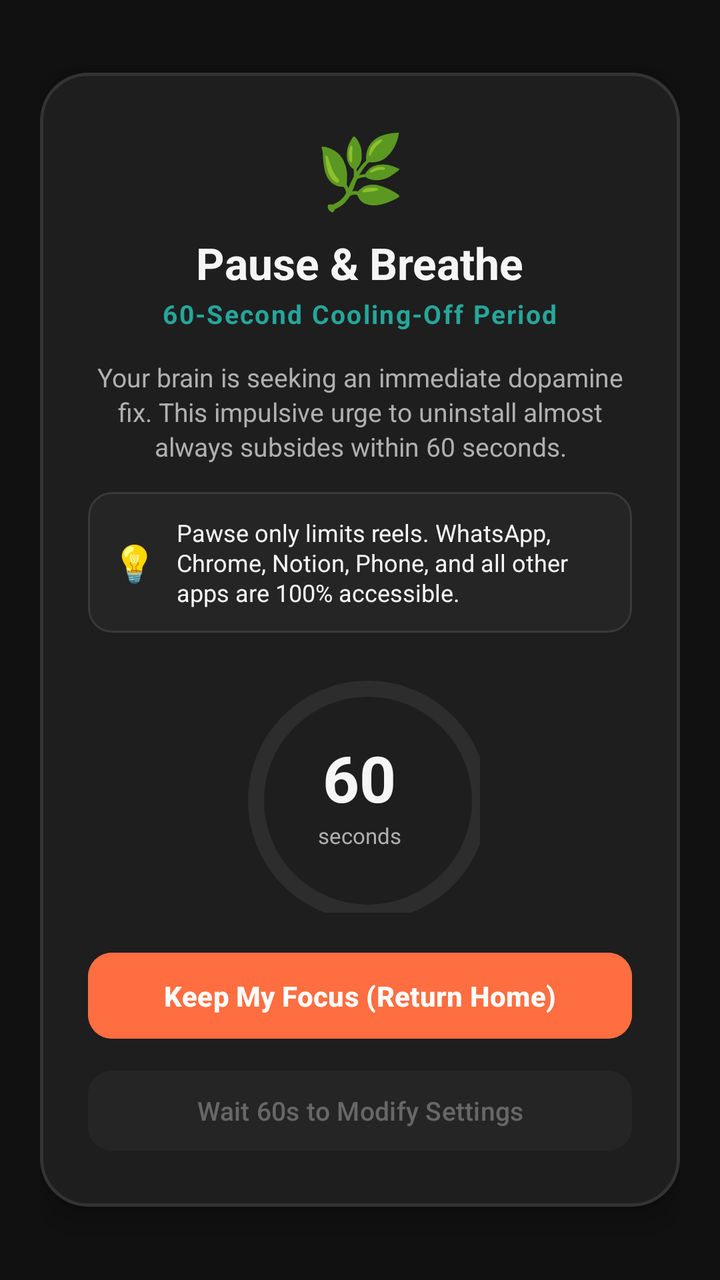
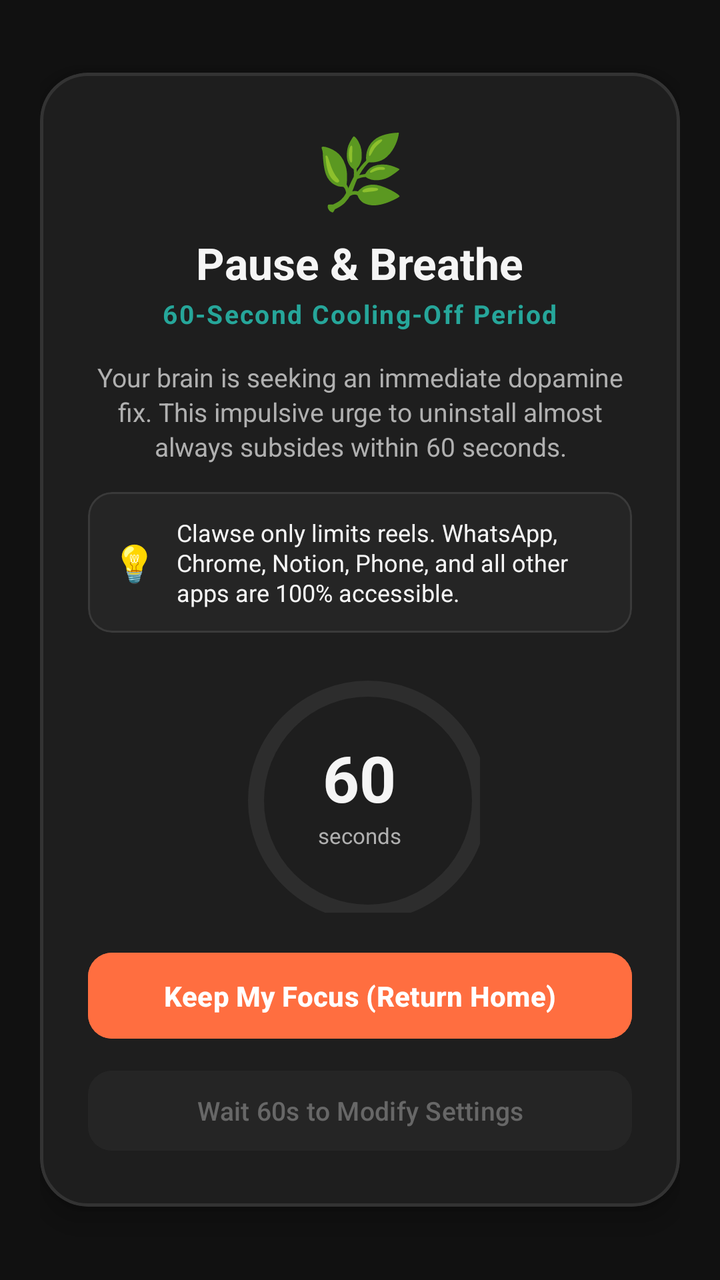

An Android layout rendered at two revisions. The XML below is the earlier revision; the diff shows what the commit changed to produce the second picture.
<!-- AndroidManifest.xml: activity theme Theme.AntiScrollerKitty -->
<!-- res/layout/activity_breathing_friction.xml -->
<?xml version="1.0" encoding="utf-8"?>
<ScrollView xmlns:android="http://schemas.android.com/apk/res/android"
    xmlns:app="http://schemas.android.com/apk/res-auto"
    android:layout_width="match_parent"
    android:layout_height="match_parent"
    android:background="#EE121212"
    android:fillViewport="true">

    <LinearLayout
        android:layout_width="match_parent"
        android:layout_height="wrap_content"
        android:gravity="center"
        android:orientation="vertical"
        android:padding="20dp">

        <com.google.android.material.card.MaterialCardView
            android:layout_width="match_parent"
            android:layout_height="wrap_content"
            app:cardBackgroundColor="@color/surface"
            app:cardCornerRadius="24dp"
            app:cardElevation="8dp"
            app:strokeColor="#333333"
            app:strokeWidth="1.5dp">

        <LinearLayout
            android:layout_width="match_parent"
            android:layout_height="wrap_content"
            android:orientation="vertical"
            android:padding="24dp"
            android:gravity="center_horizontal">

            <TextView
                android:layout_width="wrap_content"
                android:layout_height="wrap_content"
                android:text="🌿"
                android:textSize="36sp" />

            <TextView
                android:layout_width="wrap_content"
                android:layout_height="wrap_content"
                android:layout_marginTop="8dp"
                android:text="Pause &amp; Breathe"
                android:textColor="@color/text_primary"
                android:textSize="22sp"
                android:textStyle="bold" />

            <TextView
                android:layout_width="wrap_content"
                android:layout_height="wrap_content"
                android:layout_marginTop="2dp"
                android:text="60-Second Cooling-Off Period"
                android:textColor="@color/secondary"
                android:textSize="13sp"
                android:letterSpacing="0.06"
                android:textStyle="bold" />

            <TextView
                android:layout_width="match_parent"
                android:layout_height="wrap_content"
                android:layout_marginTop="14dp"
                android:text="Your brain is seeking an immediate dopamine fix. This impulsive urge to uninstall almost always subsides within 60 seconds."
                android:textColor="@color/text_secondary"
                android:textSize="13sp"
                android:gravity="center"
                android:lineSpacingExtra="2dp" />

            
            <com.google.android.material.card.MaterialCardView
                android:layout_width="match_parent"
                android:layout_height="wrap_content"
                android:layout_marginTop="14dp"
                app:cardBackgroundColor="#252525"
                app:cardCornerRadius="12dp"
                app:strokeColor="#3A3A3A"
                app:strokeWidth="1dp">

                <LinearLayout
                    android:layout_width="match_parent"
                    android:layout_height="wrap_content"
                    android:padding="12dp"
                    android:orientation="horizontal"
                    android:gravity="center_vertical">

                    <TextView
                        android:layout_width="wrap_content"
                        android:layout_height="wrap_content"
                        android:text="💡"
                        android:textSize="18sp" />

                    <TextView
                        android:layout_width="0dp"
                        android:layout_height="wrap_content"
                        android:layout_weight="1"
                        android:layout_marginStart="10dp"
                        android:text="Pawse only limits reels. WhatsApp, Chrome, Notion, Phone, and all other apps are 100% accessible."
                        android:textColor="@color/text_primary"
                        android:textSize="12sp"
                        android:lineSpacingExtra="1dp" />
                </LinearLayout>
            </com.google.android.material.card.MaterialCardView>

            
            <FrameLayout
                android:layout_width="120dp"
                android:layout_height="120dp"
                android:layout_marginTop="20dp"
                android:layout_marginBottom="16dp">

                <com.google.android.material.progressindicator.CircularProgressIndicator
                    android:id="@+id/progressCountdown"
                    android:layout_width="120dp"
                    android:layout_height="120dp"
                    android:max="60"
                    android:progress="60"
                    app:indicatorColor="@color/primary"
                    app:trackColor="@color/surface_variant"
                    app:trackThickness="8dp"
                    app:indicatorSize="120dp"
                    app:trackCornerRadius="4dp" />

                <LinearLayout
                    android:layout_width="wrap_content"
                    android:layout_height="wrap_content"
                    android:layout_gravity="center"
                    android:orientation="vertical"
                    android:gravity="center">

                    <TextView
                        android:id="@+id/tvCountdownSeconds"
                        android:layout_width="wrap_content"
                        android:layout_height="wrap_content"
                        android:text="60"
                        android:textColor="@color/text_primary"
                        android:textSize="32sp"
                        android:textStyle="bold" />

                    <TextView
                        android:layout_width="wrap_content"
                        android:layout_height="wrap_content"
                        android:text="seconds"
                        android:textColor="@color/text_secondary"
                        android:textSize="11sp" />
                </LinearLayout>
            </FrameLayout>

            
            <com.google.android.material.button.MaterialButton
                android:id="@+id/btnKeepFocus"
                android:layout_width="match_parent"
                android:layout_height="wrap_content"
                android:text="Keep My Focus (Return Home)"
                android:textColor="@color/on_primary"
                android:backgroundTint="@color/primary"
                app:cornerRadius="12dp"
                android:paddingVertical="12dp"
                android:textSize="14sp"
                android:textStyle="bold" />

            <com.google.android.material.button.MaterialButton
                android:id="@+id/btnProceedDeactivate"
                android:layout_width="match_parent"
                android:layout_height="wrap_content"
                android:layout_marginTop="8dp"
                android:text="Wait 60s to Modify Settings"
                android:textColor="@color/text_secondary"
                android:backgroundTint="@color/surface_variant"
                android:enabled="false"
                android:alpha="0.5"
                app:cornerRadius="12dp"
                android:textSize="13sp"
                style="@style/Widget.Material3.Button.TonalButton" />

        </LinearLayout>
    </com.google.android.material.card.MaterialCardView>

    </LinearLayout>
</ScrollView>
<!-- resources referenced by this layout -->
<resources>
  <color name="on_primary">#FFFFFF</color>
  <color name="primary">#FF6E40</color>
  <color name="secondary">#26A69A</color>
  <color name="surface">#1E1E1E</color>
  <color name="surface_variant">#2D2D2D</color>
  <color name="text_primary">#F5F5F5</color>
  <color name="text_secondary">#B0B0B0</color>
  <style name="Theme.AntiScrollerKitty" parent="Theme.Material3.Dark.NoActionBar">
          <item name="colorPrimary">@color/primary</item>
          <item name="colorOnPrimary">@color/on_primary</item>
          <item name="colorSecondary">@color/secondary</item>
          <item name="colorOnSecondary">@color/on_secondary</item>
          <item name="android:statusBarColor">@color/background</item>
          <item name="android:navigationBarColor">@color/background</item>
          <item name="android:windowBackground">@color/background</item>
      </style>
  <color name="on_secondary">#FFFFFF</color>
  <color name="background">#121212</color>
</resources>

<!-- the commit's change to res/layout/activity_breathing_friction.xml (unified diff, before → after) -->
@@ -92,7 +92,7 @@
                         android:layout_height="wrap_content"
                         android:layout_weight="1"
                         android:layout_marginStart="10dp"
-                        android:text="Pawse only limits reels. WhatsApp, Chrome, Notion, Phone, and all other apps are 100% accessible."
+                        android:text="Clawse only limits reels. WhatsApp, Chrome, Notion, Phone, and all other apps are 100% accessible."
                         android:textColor="@color/text_primary"
                         android:textSize="12sp"
                         android:lineSpacingExtra="1dp" />
